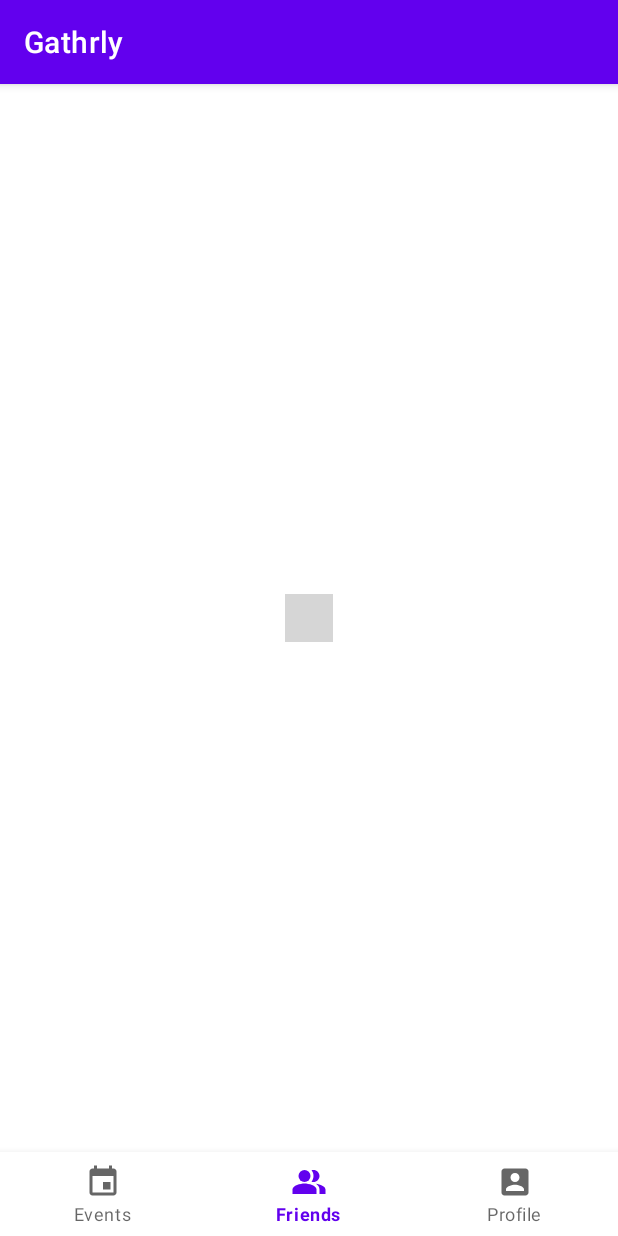
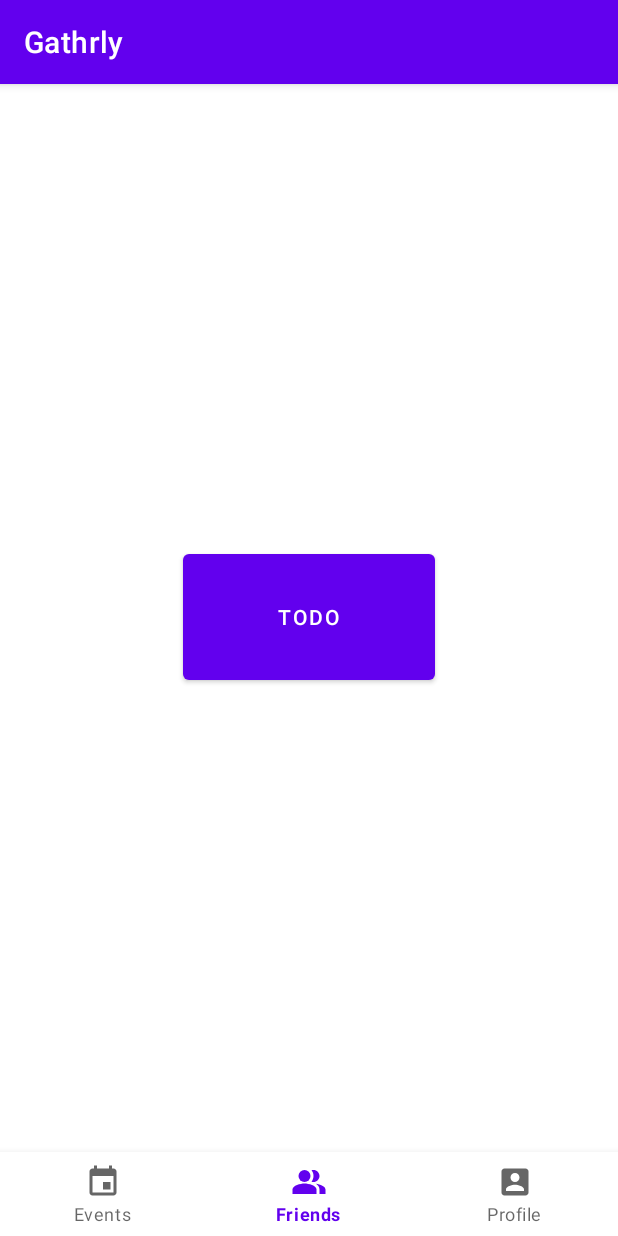
Before and after one commit to Gathr-ly/Gathr-ly-2.0, an Android app: the EventsFragment screen opened directly, with no data from a screen before it, item 2 of the bottom bar chosen, on a phone screen of 412 x 824 dp. Run offline under Robolectric (Android 15) with nearby library versions, the phone set to English and light mode, and no system bars; plain views replace MaterialCalendarView; grey boxes are pictures that could not be loaded.

```diff
--- a/app/src/main/AndroidManifest.xml
+++ b/app/src/main/AndroidManifest.xml
@@ -13,6 +13,9 @@
         android:roundIcon="@mipmap/ic_launcher_round"
         android:supportsRtl="true"
         android:theme="@style/Theme.Gathrly">
+        <activity
+            android:name=".NewEventActivity"
+            android:exported="false" />
         <activity
             android:name=".NewFriendActivity"
             android:exported="false" />
@@ -38,7 +41,7 @@
 
         <activity
             android:name=".MainActivity"
-            android:exported="true"></activity>
+            android:exported="true" />
     </application>
 
 </manifest>
--- a/app/src/main/java/com/herbert/gathr_ly/MainActivity.kt
+++ b/app/src/main/java/com/herbert/gathr_ly/MainActivity.kt
@@ -1,7 +1,9 @@
 package com.herbert.gathr_ly
 
+import android.content.Intent
 import androidx.appcompat.app.AppCompatActivity
 import android.os.Bundle
+import android.view.View
 import androidx.fragment.app.Fragment
 import androidx.fragment.app.FragmentManager
 import com.google.android.material.bottomnavigation.BottomNavigationView
@@ -49,6 +51,10 @@ class MainActivity : AppCompatActivity() {
         // queryPosts()
     }
 
+    fun newEventAction(view: View) {
+        val intent = Intent(this@MainActivity, NewEventActivity::class.java)
+        startActivity(intent)
+    }
 
     companion object {
         const val TAG = "MainActivity"
--- a/app/src/main/java/com/herbert/gathr_ly/fragments/EventsFragment.kt
+++ b/app/src/main/java/com/herbert/gathr_ly/fragments/EventsFragment.kt
@@ -8,15 +8,17 @@ import androidx.fragment.app.Fragment
 import com.herbert.gathr_ly.R
 
 class EventsFragment : Fragment() {
+
     override fun onCreateView(
         inflater: LayoutInflater, container: ViewGroup?,
         savedInstanceState: Bundle?
     ): View? {
         // Inflate the layout for this fragment
-        return inflater.inflate(R.layout.activity_friends, container, false)
+        return inflater.inflate(R.layout.fragment_events, container, false)
     }
 
     override fun onViewCreated(view: View, savedInstanceState: Bundle?) {
         super.onViewCreated(view, savedInstanceState)
     }
+
 }
--- a/app/src/main/java/com/herbert/gathr_ly/fragments/FriendsFragment.kt
+++ b/app/src/main/java/com/herbert/gathr_ly/fragments/FriendsFragment.kt
@@ -1,14 +1,11 @@
 package com.herbert.gathr_ly.fragments
 
 
-import android.content.Intent
 import android.os.Bundle
 import android.view.LayoutInflater
 import android.view.View
 import android.view.ViewGroup
-import android.widget.Button
 import androidx.fragment.app.Fragment
-import com.herbert.gathr_ly.NewFriendActivity
 import com.herbert.gathr_ly.R
 
 class FriendsFragment : Fragment() {
@@ -17,7 +14,7 @@ class FriendsFragment : Fragment() {
         savedInstanceState: Bundle?
     ): View? {
         // Inflate the layout for this fragment
-        return inflater.inflate(R.layout.activity_friends, container, false)
+        return inflater.inflate(R.layout.fragment_friends, container, false)
     }
 
     override fun onViewCreated(view: View, savedInstanceState: Bundle?) {
--- a/app/src/main/java/com/herbert/gathr_ly/fragments/ProfileFragment.kt
+++ b/app/src/main/java/com/herbert/gathr_ly/fragments/ProfileFragment.kt
@@ -13,6 +13,6 @@ class ProfileFragment : Fragment() {
         savedInstanceState: Bundle?
     ): View? {
         // Inflate the layout for this fragment
-        return inflater.inflate(R.layout.activity_profile, container, false)
+        return inflater.inflate(R.layout.fragment_profile, container, false)
     }
 }
--- /dev/null
+++ b/app/src/main/res/layout/fragment_friends.xml
@@ -0,0 +1,18 @@
+<?xml version="1.0" encoding="utf-8"?>
+<androidx.constraintlayout.widget.ConstraintLayout xmlns:android="http://schemas.android.com/apk/res/android"
+    xmlns:app="http://schemas.android.com/apk/res-auto"
+    xmlns:tools="http://schemas.android.com/tools"
+    android:layout_width="match_parent"
+    android:layout_height="match_parent">
+
+    <Button
+        android:id="@+id/button1"
+        android:layout_width="168dp"
+        android:layout_height="96dp"
+        android:text="ToDo"
+        app:layout_constraintBottom_toBottomOf="parent"
+        app:layout_constraintEnd_toEndOf="parent"
+        app:layout_constraintStart_toStartOf="parent"
+        app:layout_constraintTop_toTopOf="parent"
+        app:layout_constraintVertical_bias="0.499" />
+</androidx.constraintlayout.widget.ConstraintLayout>
```
Also changed, not shown: app/src/main/java/com/herbert/gathr_ly/NewEventActivity.kt (added, +11 -0 lines), app/src/main/res/layout/activity_new_event.xml (added, +51 -0 lines), app/src/main/res/layout/fragment_events.xml (renamed from app/src/main/res/layout/activity_friends.xml, +8 -0 lines), app/src/main/res/layout/fragment_profile.xml (renamed from app/src/main/res/layout/activity_profile.xml).
